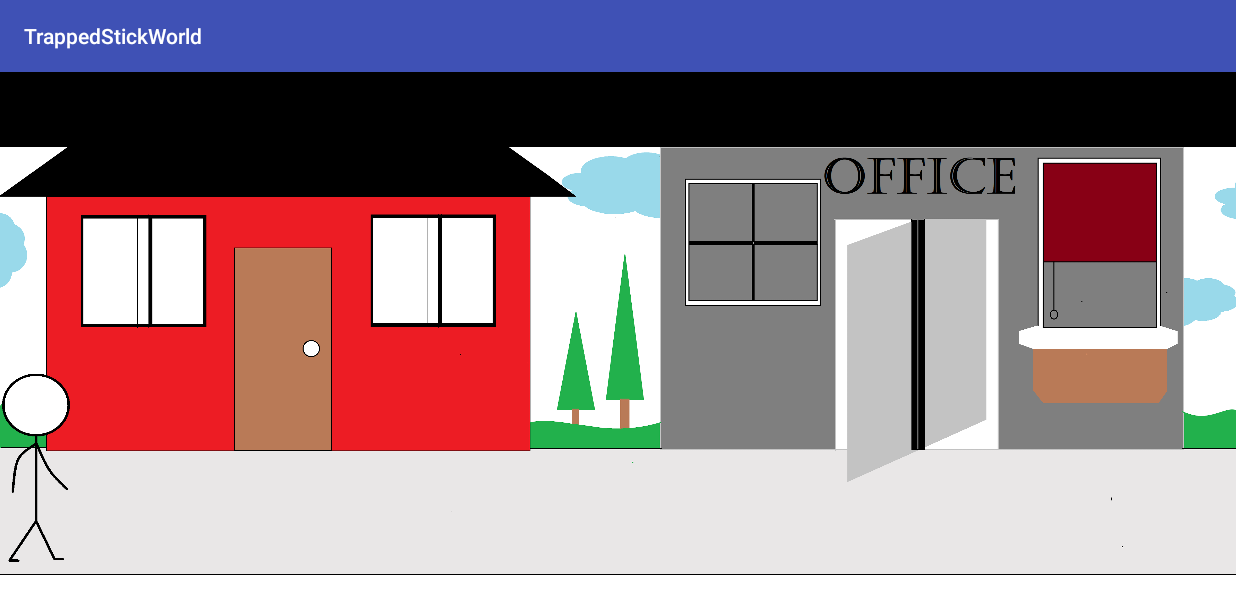
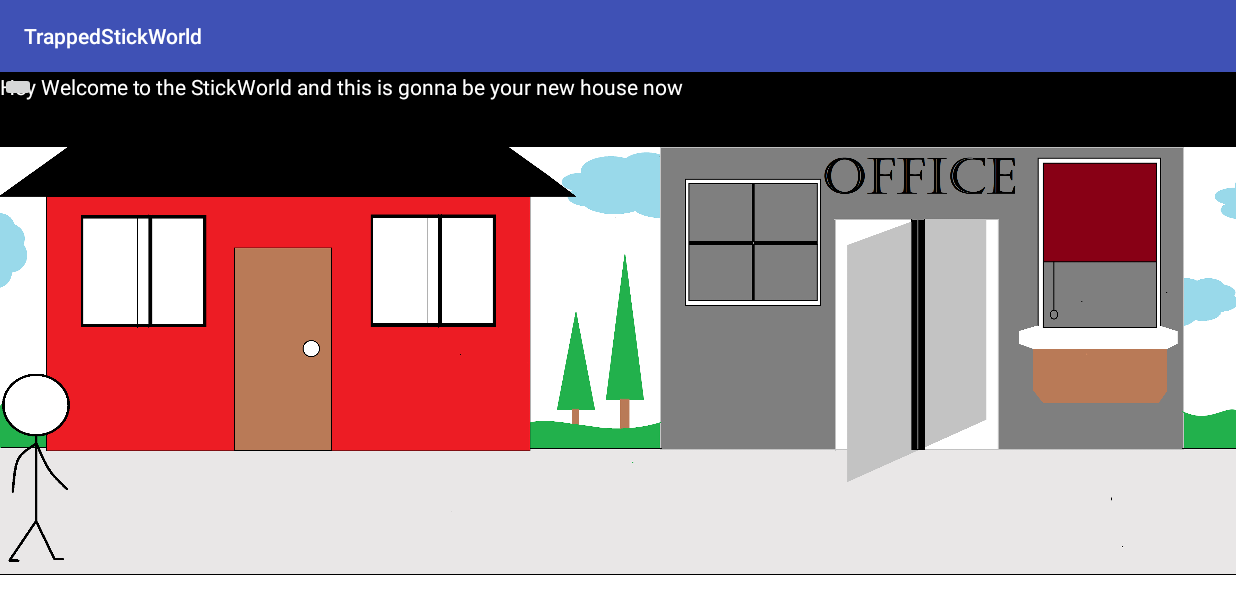
Before and after one commit to dracon98/TrappedStickWorld, an Android app: the MainActivity screen opened directly, with no data from a screen before it, on a phone screen of 824 x 412 dp (held sideways). Shown: the top 614 px of the screen. Run offline under Robolectric (Android 15) with nearby library versions, the light colour scheme and no system bars.

Commit message:
TextMove first map

```diff
--- a/app/src/main/java/com/example/richardoalvin/trappedstickworld/MainActivity.java
+++ b/app/src/main/java/com/example/richardoalvin/trappedstickworld/MainActivity.java
@@ -27,13 +27,23 @@ import org.json.JSONObject;
 import java.io.InputStream;
 import java.util.Scanner;
 import java.util.Timer;
+import java.util.TimerTask;
+
 import android.os.Handler;
 
 public class MainActivity extends AppCompatActivity {
 
     Handler loops = new Handler();
+    final Timer myTimer = new Timer();
+    Handler myHandler = new Handler();
     public float X;
+    TextView moveText;
+    int i = 0;
     Dialog dialog;
+    public String[] text = {"\"You: Ahh Where is this? \"",
+            "Hey Welcome to the StickWorld and this is gonna be your new house now",
+            "You: Me? I cant even remember anything about myself...","" +
+            "Well you should be able to adapt with the condition here and you might be able to remember your past"};
     public ImageView main;
     @Override
     protected void onCreate(Bundle savedInstanceState) {
@@ -44,7 +54,7 @@ public class MainActivity extends AppCompatActivity {
     //Player movement coding
         Button Left = (Button) findViewById(R.id.left);
         Button Right = (Button) findViewById(R.id.right);
-
+        moveText = (TextView) findViewById(R.id.MovingText);
         Left.setOnTouchListener(new View.OnTouchListener() {
 
             @Override
@@ -52,7 +62,7 @@ public class MainActivity extends AppCompatActivity {
                 switch (event.getAction()) {
                     case MotionEvent.ACTION_DOWN:
 
-                        loops.postDelayed(Lmove, 250);
+                        loops.postDelayed(Lmove, 100);
                         changeL();
                         break;
                     case MotionEvent.ACTION_UP:
@@ -66,7 +76,7 @@ public class MainActivity extends AppCompatActivity {
                 public void run() {
                     mLeft();
                     changeL();
-                    loops.postDelayed(this,250);
+                    loops.postDelayed(this,180);
                 }
             };
         });
@@ -77,7 +87,7 @@ public class MainActivity extends AppCompatActivity {
             public boolean onTouch(View v, MotionEvent event) {
                 switch (event.getAction()) {
                     case MotionEvent.ACTION_DOWN:
-                        loops.postDelayed(Rmove, 250);
+                        loops.postDelayed(Rmove, 100);
                         changeR();
                         break;
                     case MotionEvent.ACTION_UP:
@@ -92,18 +102,24 @@ public class MainActivity extends AppCompatActivity {
                 public void run() {
                     mRight();
                     changeR();
-                    loops.postDelayed(this,250);
+                    loops.postDelayed(this,180);
                 }
             };
         });
+        TimerTask myTask = new TimerTask() {
+            public void run() {
+                update_text(); // text update method
+            }
+        };
+        myTimer.schedule(myTask,0,2500);
     }
     private void mLeft(){
-        ImageView imgDisplay = (ImageView) findViewById(R.id.StickMain);
+        ImageView imgDisplay = (ImageView) findViewById(R.id.StickMan);
         imgDisplay.setX(X-50);
         X = X-50;
     }
     private void mRight(){
-        ImageView imgDisplay = (ImageView) findViewById(R.id.StickMain);
+        ImageView imgDisplay = (ImageView) findViewById(R.id.StickMan);
         imgDisplay.setX(X+50);
         X = X+50;
     }
@@ -127,6 +143,24 @@ public class MainActivity extends AppCompatActivity {
     public void moveLeft (View view){
         mLeft();
     }
+    final Runnable myRunnable = new Runnable() {
+        public void run() {
+            moveText.setText(text[i -1]); // update text
+        }
+    };
+
+    // update_text method related to a Runnable
+    private void update_text() {
+
+        if(i < text.length) {
+            i++;
+            // text_data.setText(String.valueOf(i)); = avoid the RunTime error
+            myHandler.post(myRunnable); // relate this to a Runnable
+        } else {
+            myTimer.cancel(); // stop the timer
+            return;
+        }
+    }
 
         // load json coding
     /*public void loadJson(View view){
--- a/app/src/main/java/com/example/richardoalvin/trappedstickworld/Player.java
+++ b/app/src/main/java/com/example/richardoalvin/trappedstickworld/Player.java
@@ -7,7 +7,7 @@ import static android.R.color.white;
 
 /**
  * Created by Richardo Alvin on 4/19/2018.
- */
+
 
 public class Player extends GameObject {
     private Bitmap sprite;
@@ -56,3 +56,4 @@ public class Player extends GameObject {
         canvas.drawBitmap(animation.getImage(), x, y, null);
     }
 }
+*/
--- a/app/src/main/res/layout-land/activity_main.xml
+++ b/app/src/main/res/layout-land/activity_main.xml
@@ -1,10 +1,9 @@
-<FrameLayout xmlns:android="http://schemas.android.com/apk/res/android"
+<RelativeLayout xmlns:android="http://schemas.android.com/apk/res/android"
     xmlns:app="http://schemas.android.com/apk/res-auto"
     xmlns:tools="http://schemas.android.com/tools"
     android:layout_width="match_parent"
     android:layout_height="match_parent"
     tools:context="com.example.richardoalvin.trappedstickworld.MainActivity">
-
 
     <Button
         android:id="@+id/left"
@@ -19,31 +18,36 @@
 
         android:layout_height="match_parent"
         android:layout_gravity="right"
+        android:background="@android:color/transparent"
         android:onClick="moveRight"
-        android:background="@android:color/transparent"/>
+        android:layout_alignParentRight="true"
+        />
+
     <LinearLayout
         android:layout_width="match_parent"
         android:layout_height="match_parent"
         android:orientation="vertical">
 
         <TextView
-            android:id="@+id/textView2"
+            android:id="@+id/MovingText"
             android:layout_width="match_parent"
             android:layout_height="50dp"
+            android:textColor="@android:color/white"
             android:background="@android:color/background_dark" />
 
         <ImageView
+            android:id="@+id/imageView"
             android:layout_width="match_parent"
             android:layout_height="match_parent"
-            android:background="@drawable/map1">
-        </ImageView>
+            android:background="@drawable/map1"></ImageView>
     </LinearLayout>
 
     <ImageView
-        android:id="@id/StickMan"
+        android:id="@+id/StickMan"
         android:layout_width="48dp"
         android:layout_height="128dp"
         android:background="@drawable/stand" />
-
-
-</FrameLayout>
+    <ImageButton
+        android:layout_width="wrap_content"
+        android:layout_height="wrap_content" />
+</RelativeLayout>
```
Also changed, not shown: app/src/main/java/com/example/richardoalvin/trappedstickworld/TextConv.java (added, +15 -0 lines).
